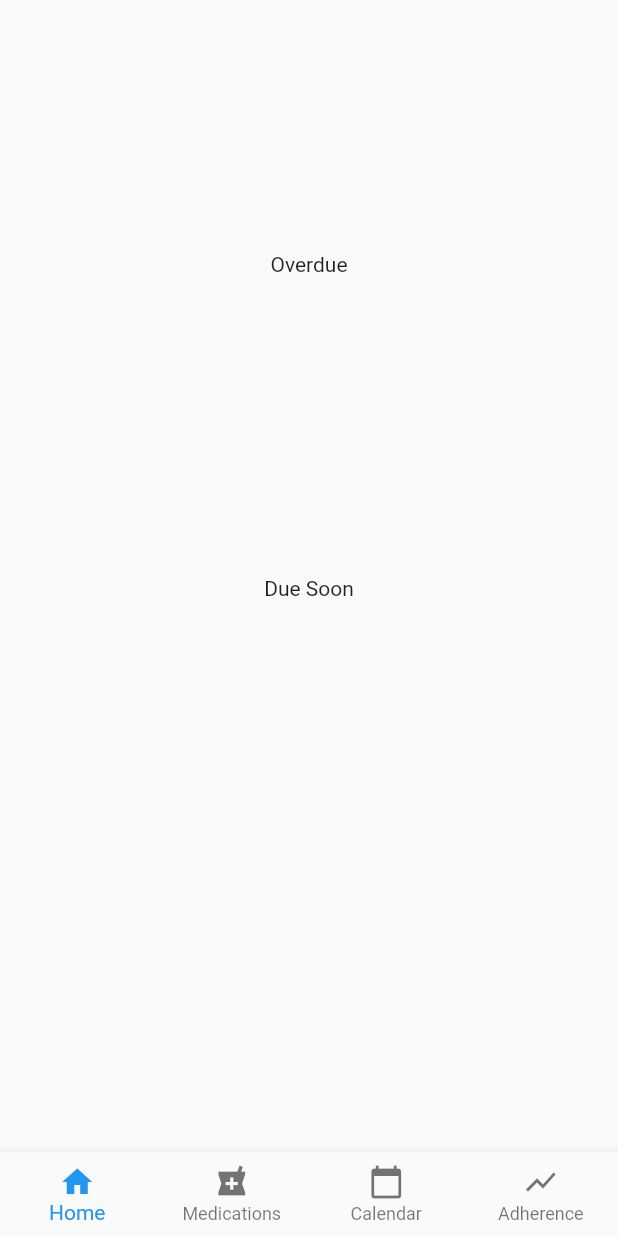
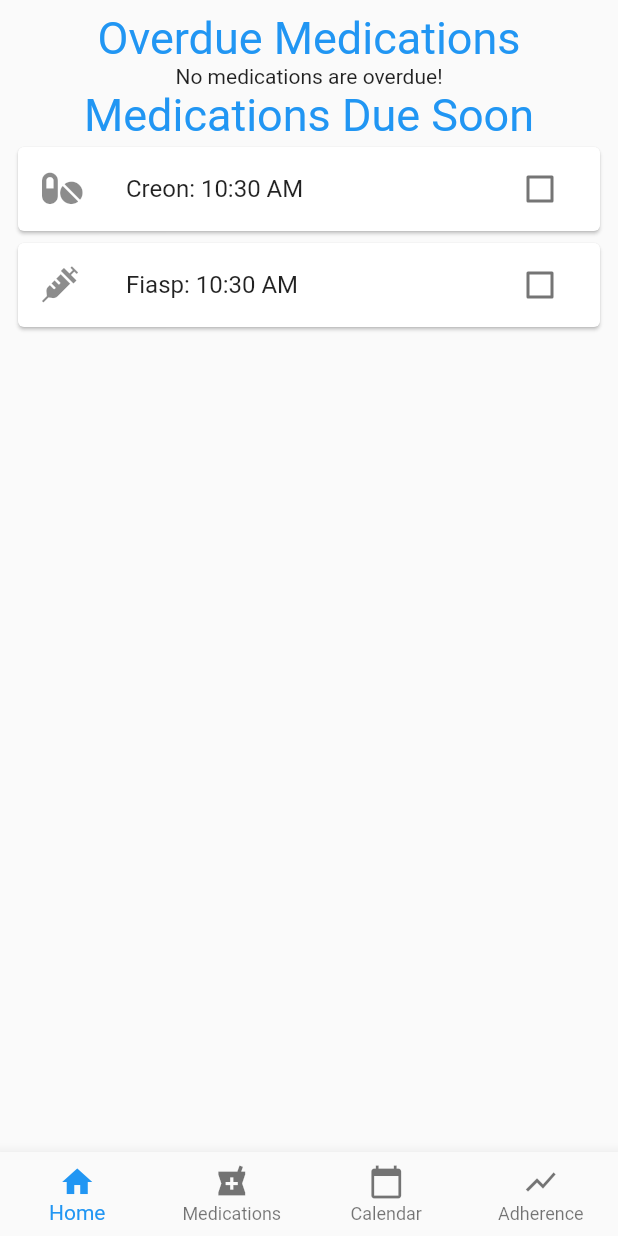
Before and after one commit to rosscraw/MedicationTracker, a Flutter app: the MedicationTrackerNavBar screen opened directly, on a phone screen of 412 x 824 dp. Run offline on Flutter 3.47's test engine with Material 2 defaults, Android fonts, the light colour scheme and no system bars; our stand-ins replace cloud_firestore, firebase_auth, flutter_spinkit, table_calendar; accounts and stored records are empty.

Commit message:
Aesthetic changes to home screen and medication list screen.

```diff
--- a/medication_tracker/lib/dummy_data/dummy_user.dart
+++ b/medication_tracker/lib/dummy_data/dummy_user.dart
@@ -17,7 +17,7 @@ class DummyUser {
 
   static TimeOfDay timeOfDay = new TimeOfDay(hour: 14, minute: 30);
   static TimeOfDay dose1 = new TimeOfDay(hour: 16, minute: 30);
-  static TimeOfDay dose2 = new TimeOfDay(hour: 12, minute: 30);
+  static TimeOfDay dose2 = new TimeOfDay(hour: 10, minute: 30);
   static TimeOfDay dose3 = new TimeOfDay(hour: 13, minute: 30);
   DoseTimeDetails time1 = new DoseTimeDetails(dose1);
   DoseTimeDetails time2 = new DoseTimeDetails(dose2);
--- a/medication_tracker/lib/screens/custom_widgets/medication_times_list.dart
+++ b/medication_tracker/lib/screens/custom_widgets/medication_times_list.dart
@@ -15,31 +15,33 @@ class MedicationTimesList extends StatefulWidget {
 class _MedicationTimesListState extends State<MedicationTimesList> {
   @override
   Widget build(BuildContext context) {
-    return SizedBox(
-      width: 500.0,
-      height: 200.0,
+    return Container(
       child: ListView.builder(
+        shrinkWrap: true,
           itemCount: widget.medications.length,
           itemBuilder: (context, index) {
             return Card(
               child: ListTile(
                 leading: Icon(widget.medications[index]
-                    .getMedicationRegime().getMedication()
+                    .getMedicationRegime()
+                    .getMedication()
                     .getMedicationIcon()),
-                title:
-                    Text(widget.medications[index].getMedicationRegime().getMedication().getName() + ': ' + widget.medications[index].getDoseTime().format(context) ),
+                title: Text(widget.medications[index]
+                        .getMedicationRegime()
+                        .getMedication()
+                        .getName() +
+                    ': ' +
+                    widget.medications[index].getDoseTime().format(context)),
                 trailing: Row(
                   mainAxisSize: MainAxisSize.min,
                   children: <Widget>[
                     // TODO fix functionality
                     Checkbox(
-                      value: widget.medications[index]
-                          .getHasMedBeenTaken(),
+                      value: widget.medications[index].getHasMedBeenTaken(),
                       onChanged: (bool newValue) {
                         setState(() {
-                          widget.medications[index]
-                              .setHasMedBeenTaken(!widget.medications[index]
-                                  .getHasMedBeenTaken());
+                          widget.medications[index].setHasMedBeenTaken(
+                              !widget.medications[index].getHasMedBeenTaken());
                           widget.medications.removeAt(index);
                         });
                       },
--- a/medication_tracker/lib/screens/home/home_screen.dart
+++ b/medication_tracker/lib/screens/home/home_screen.dart
@@ -25,13 +25,25 @@ class _HomeScreenState extends State<HomeScreen> {
   @override
   Widget build(BuildContext context) {
     return Container(
-      child: SingleChildScrollView(
+      child: Padding(
+        padding: const EdgeInsets.all(8.0),
         child: Column(
+          mainAxisAlignment: MainAxisAlignment.start,
           children: <Widget>[
-            Text('Overdue'),
-            MedicationTimesList(getOverdueMedications()),
-            Text("Due Soon"),//
-            MedicationTimesList(getDueMedications()),
+            Text(
+              'Overdue Medications',
+              style: TextStyle(
+                fontSize: 30.0,
+                color: Colors.blue,
+              ),
+            ),
+            overdueList(),
+            Text("Medications Due Soon",
+              style: TextStyle(
+                fontSize: 30.0,
+                color: Colors.blue,
+              ),), //
+            dueList(),
           ],
         ),
       ),
@@ -47,12 +59,15 @@ class _HomeScreenState extends State<HomeScreen> {
     // TODO if no items due display alternative message.
     for (MedicationRegime medication in dummyList) {
       for (DoseTimeDetails time in medication.dosageTimings) {
-        if (time.getDoseTime().hour >= timeNow.hour && time.getDoseTime().hour <= timeNow.hour  &&
+        if (time.getDoseTime().hour >= timeNow.hour &&
+            time.getDoseTime().hour <= timeNow.hour &&
             !time.getHasMedBeenTaken()) {
           dueMedications.add(time);
         }
       }
     }
+    dueMedications
+        .sort((a, b) => a.getDoseTime().hour.compareTo(b.getDoseTime().hour));
     return dueMedications;
   }
 
@@ -70,6 +85,28 @@ class _HomeScreenState extends State<HomeScreen> {
         }
       }
     }
+    overdueMedications
+        .sort((a, b) => a.getDoseTime().hour.compareTo(b.getDoseTime().hour));
     return overdueMedications;
   }
+
+  /// Shows list if there are any medications due soon.
+  /// Shows text informing user none are due if there are none due soon.
+  Widget dueList() {
+    if (getDueMedications().isEmpty) {
+      return Text('No medications are due soon!');
+    } else {
+      return MedicationTimesList(getDueMedications());
+    }
+  }
+
+  /// Shows list if there are any overdue medications.
+  /// Shows text informing user none are overdue if there are no overdue meds.
+  Widget overdueList() {
+    if (getOverdueMedications().isEmpty) {
+      return Text('No medications are overdue!');
+    } else {
+      return MedicationTimesList(getOverdueMedications());
+    }
+  }
 }
--- a/medication_tracker/lib/screens/medication_list/medication_list_screen.dart
+++ b/medication_tracker/lib/screens/medication_list/medication_list_screen.dart
@@ -32,6 +32,8 @@ class _MedicationScreenState extends State<MedicationScreen> {
         body: Center(
           child: SizedBox(
             width: 500.0,
+            child: Padding(
+              padding: const EdgeInsets.all(8.0),
               child: Container(
                   child: ListView.builder(
                     padding: EdgeInsets.fromLTRB(0, 0, 0, 50),
@@ -75,6 +77,7 @@ class _MedicationScreenState extends State<MedicationScreen> {
               ),
             ),
           ),
+        ),
           floatingActionButton: FloatingActionButton.extended(
             onPressed: () {
               navigateToAddMedication();
```
Lines whose indentation alone changed are shown as unchanged.
